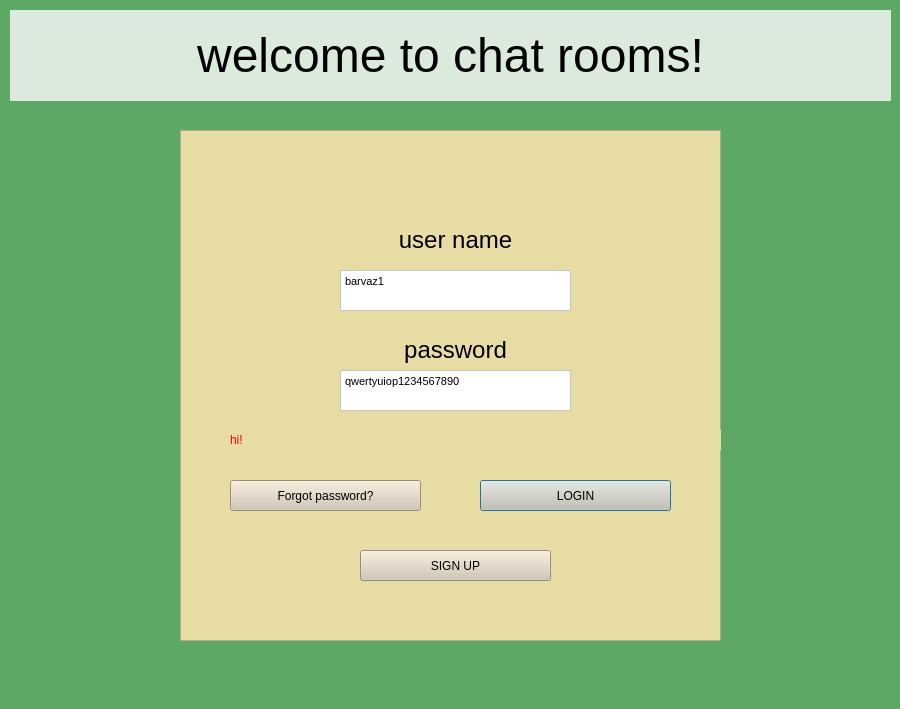
Qt form openScreen.ui (barvaz1/chatRooms) before a commit.
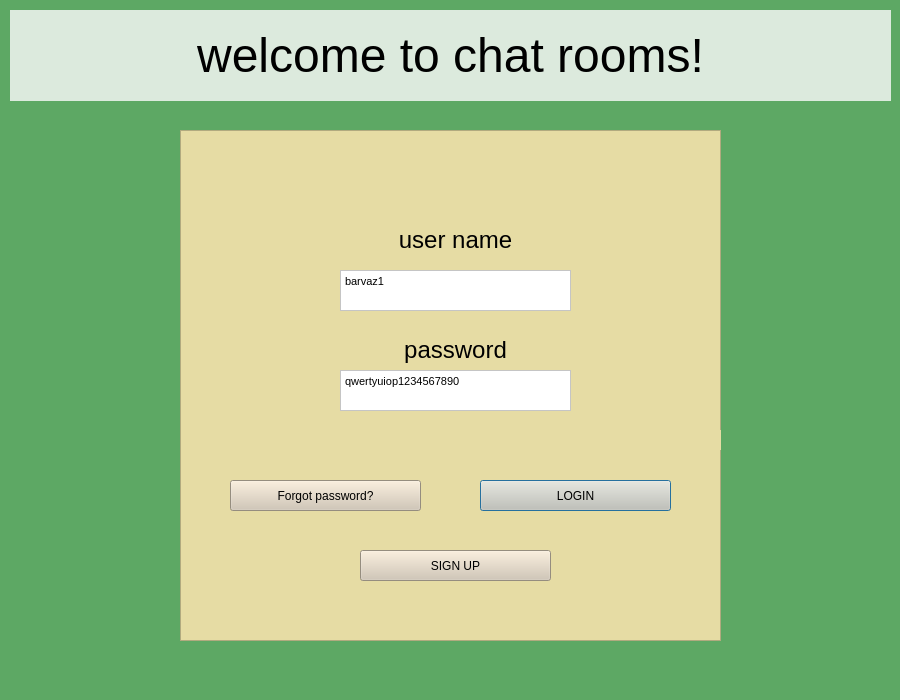
The same form after that commit.

```diff
--- a/openScreen.ui
+++ b/openScreen.ui
@@ -7,7 +7,7 @@
     <x>0</x>
     <y>0</y>
     <width>900</width>
-    <height>709</height>
+    <height>700</height>
    </rect>
   </property>
   <property name="windowTitle">
@@ -211,7 +211,7 @@
      <string notr="true">font: 8pt &quot;MS Reference Sans Serif&quot;;</string>
     </property>
     <property name="text">
-     <string>&lt;html&gt;&lt;head/&gt;&lt;body&gt;&lt;p&gt;&lt;span style=&quot; color:#ff0000;&quot;&gt;hi!&lt;/span&gt;&lt;/p&gt;&lt;/body&gt;&lt;/html&gt;</string>
+     <string>&lt;html&gt;&lt;head/&gt;&lt;body&gt;&lt;p&gt;&lt;br/&gt;&lt;/p&gt;&lt;/body&gt;&lt;/html&gt;</string>
     </property>
    </widget>
   </widget>
```
